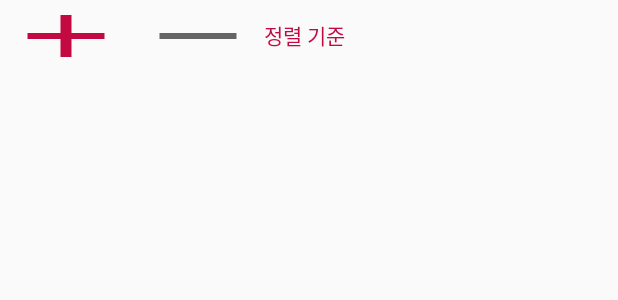
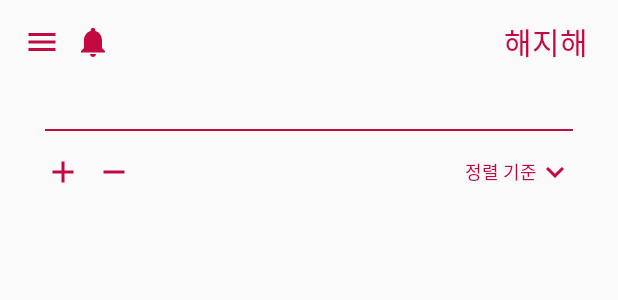
Before and after one commit to TwoMal2/Haejihae, an Android app: the layout activity_main.xml on its own in the app's theme, with its tools: preview values and no code run, on a phone screen of 412 x 824 dp. Shown: the top 300 px of the screen. Run offline under Robolectric (Android 15) with nearby library versions, the phone set to English and light mode, and no system bars.

Commit message:
Merge with menu and Add subscribe_information_remove.xml

```diff
--- a/app/src/main/res/layout/activity_main.xml
+++ b/app/src/main/res/layout/activity_main.xml
@@ -1,32 +1,140 @@
 <?xml version="1.0" encoding="utf-8"?>
-<LinearLayout
-    xmlns:android="http://schemas.android.com/apk/res/android"
+<LinearLayout xmlns:android="http://schemas.android.com/apk/res/android"
     xmlns:app="http://schemas.android.com/apk/res-auto"
     xmlns:tools="http://schemas.android.com/tools"
     android:layout_width="match_parent"
     android:layout_height="match_parent"
+    android:orientation="vertical"
     tools:context=".MainActivity">
 
+    <!--타이틀바-->
 
-    <LinearLayout
+    <androidx.appcompat.widget.Toolbar
+        android:id="@+id/main_toolbar"
         android:layout_width="match_parent"
         android:layout_height="wrap_content">
 
-        <Button
+        <ImageButton
+            android:id="@+id/btn_menu"
             android:layout_width="wrap_content"
             android:layout_height="wrap_content"
-            android:backgroundTint="#C30941"
-            android:background="@drawable/ic_baseline_add"/>
-        <Button
+            android:layout_marginEnd="10dp"
+            android:background="#00FFFFFF"
+            android:src="@drawable/ic_baseline_menu"
+            android:tint="#C30941" />
+
+        <ImageButton
+            android:id="@+id/btn_notifications"
             android:layout_width="wrap_content"
             android:layout_height="wrap_content"
-            android:background="@drawable/ic_baseline_remove"/>
+            android:background="#00FFFFFF"
+            android:src="@drawable/ic_baseline_notifications"
+            android:tint="#C30941" />
+
+
+        <!--수정 예정, 임시 배치-->
+        <TextView
+            android:layout_width="wrap_content"
+            android:layout_height="wrap_content"
+            android:layout_gravity="end"
+            android:layout_marginEnd="20dp"
+            android:text="해지해"
+            android:textColor="#C30941"
+            android:textSize="20sp" />
+
+
+    </androidx.appcompat.widget.Toolbar>
+
+    <!--세로 선-->
+
+    <View
+        android:layout_width="wrap_content"
+        android:layout_height="1dp"
+        android:layout_marginLeft="30dp"
+        android:layout_marginTop="30dp"
+        android:layout_marginRight="30dp"
+        android:background="#C30941" />
+
+    <!--구독 편집-->
+
+    <FrameLayout
+        android:layout_width="match_parent"
+        android:layout_height="wrap_content"
+        android:layout_marginTop="15dp"
+        android:layout_marginBottom="15dp">
+
+        <!-- 구독 추가 / 삭제 버튼-->
+
+        <LinearLayout
+            android:layout_width="wrap_content"
+            android:layout_height="match_parent"
+            android:layout_gravity="start"
+            android:layout_marginStart="30dp"
+            android:orientation="horizontal">
+
+            <ImageButton
+                android:id="@+id/btn_add"
+                android:layout_width="wrap_content"
+                android:layout_height="wrap_content"
+                android:layout_gravity="start"
+                android:layout_marginEnd="10dp"
+                android:background="#00FFFFFF"
+                android:src="@drawable/ic_baseline_add"
+                android:tint="#C30941" />
+
+            <ImageButton
+                android:id="@+id/btn_remove"
+                android:layout_width="wrap_content"
+                android:layout_height="wrap_content"
+                android:layout_gravity="start"
+                android:background="#00FFFFFF"
+                android:src="@drawable/ic_baseline_remove"
+                android:tint="#C30941" />
+
+        </LinearLayout>
+
+        <!--정렬 버튼-->
+
+        <LinearLayout
+            android:layout_width="wrap_content"
+            android:layout_height="match_parent"
+            android:layout_gravity="end"
+            android:layout_marginEnd="30dp"
+            android:orientation="horizontal">
 
             <TextView
                 android:layout_width="wrap_content"
                 android:layout_height="wrap_content"
+                android:layout_gravity="center"
                 android:text="정렬 기준"
-            android:textColor="#C30941" />
+                android:textColor="#C30941"
+                android:textSize="12sp" />
+
+            <ImageView
+                android:layout_width="wrap_content"
+                android:layout_height="wrap_content"
+                android:src="@drawable/ic_baseline_keyboard_arrow_down"
+                app:tint="#C30941" />
+
+        </LinearLayout>
+
+
+    </FrameLayout>
+
+    <!--구독 이미지 표시 -->
+
+    <LinearLayout
+        android:layout_width="match_parent"
+        android:layout_height="match_parent"
+        android:layout_marginStart="20dp"
+        android:layout_marginEnd="20dp"
+        android:layout_marginBottom="10dp"
+        android:orientation="vertical">
+
+        <ListView
+            android:layout_width="match_parent"
+            android:layout_height="match_parent" />
+
 
     </LinearLayout>
 
```
Also changed, not shown: app/src/main/res/drawable/button_subscribe_information_remove.xml (added, +12 -0 lines), app/src/main/res/drawable/checkbox_subscribe_remove.xml (added, +24 -0 lines), app/src/main/res/drawable/ic_baseline_check.xml (added, +10 -0 lines), app/src/main/res/layout/activity_main_details.xml (deleted, +0 -19 lines), app/src/main/res/layout/activity_main_subscribe_details.xml (added, +200 -0 lines), app/src/main/res/layout/activity_subscribe_information_remove.xml (added, +58 -0 lines). Lines whose indentation alone changed are shown as unchanged.
